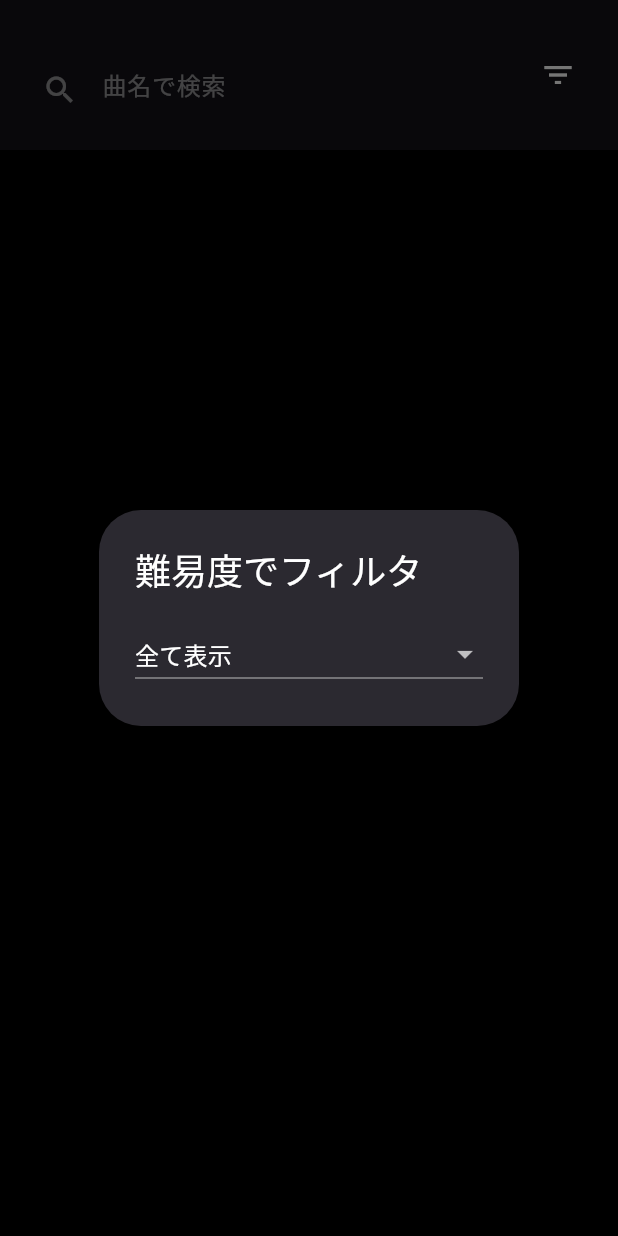
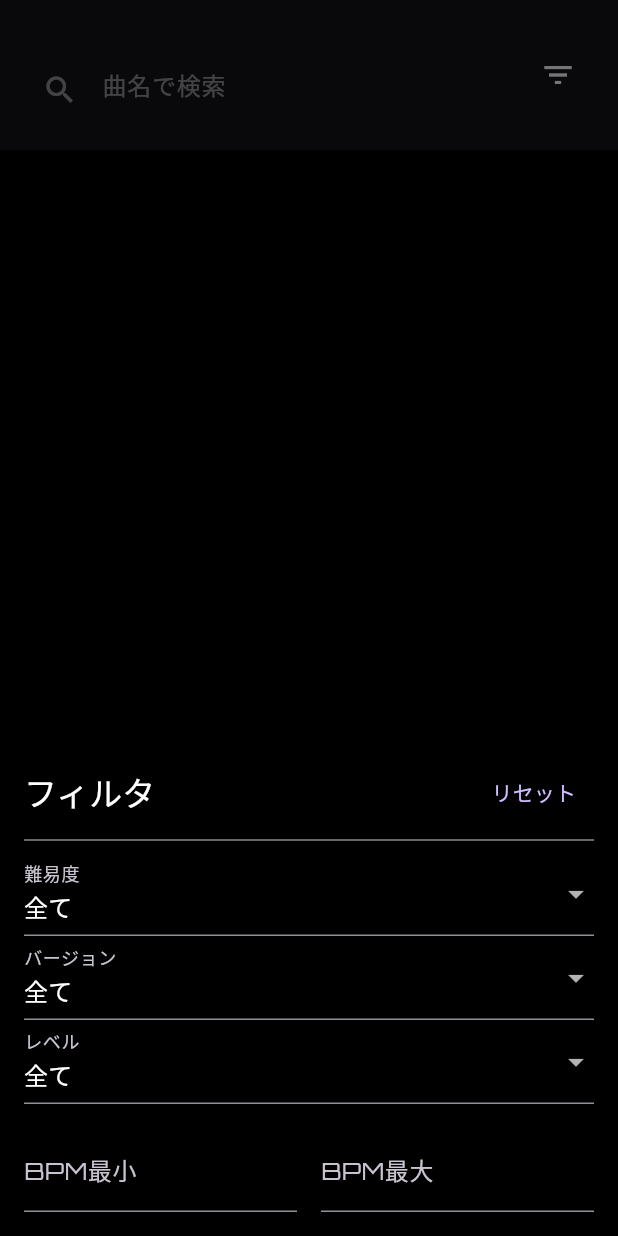
Before and after one commit to noiren/DP_Option-Checker, a Flutter app: the screen it shows after launch, after a tap on the "filter list" icon, on a phone screen of 412 x 824 dp. Run offline on Flutter 3.47's test engine with Material 3 defaults, Android fonts, the phone set to English and light mode, and no system bars; our stand-ins replace google_fonts.

Commit message:
フィルタ機能の実装

```diff
--- a/lib/models/option_entry.dart
+++ b/lib/models/option_entry.dart
@@ -1,4 +1,4 @@
-// lib/models/option_entry.dart
+// 完全版 option_entry.dart （toLabel 拡張 & null安全対応）
 
 /// 難易度の列挙型
 enum DifficultyType {
@@ -13,23 +13,52 @@ enum DifficultyType {
 enum LaneOptionType {
   off,
   ran,
-  rRan,   // R‑RAN
-  sRan,   // S‑RAN
+  rRan,
+  sRan,
   mir,
 }
 
 /// アシストプレイの列挙型
 enum AssistPlayType {
   off,
-  aScr,        // A‑SCR
-  legacy,      // LEGACY
-  aScrLegacy,  // A‑SCR/LEGACY
+  aScr,
+  legacy,
+  aScrLegacy,
 }
 
 /// FLIP の列挙型
 enum FlipType {
   off,
   flip,
+}
+
+extension LaneOptionTypeExtension on LaneOptionType {
+  String toLabel() {
+    switch (this) {
+      case LaneOptionType.off: return 'OFF';
+      case LaneOptionType.ran: return 'RAN';
+      case LaneOptionType.rRan: return 'R‑RAN';
+      case LaneOptionType.sRan: return 'S‑RAN';
+      case LaneOptionType.mir: return 'MIR';
+    }
+  }
+}
+
+extension AssistPlayTypeExtension on AssistPlayType {
+  String toLabel() {
+    switch (this) {
+      case AssistPlayType.off: return 'OFF';
+      case AssistPlayType.aScr: return 'A‑SCR';
+      case AssistPlayType.legacy: return 'LEGACY';
+      case AssistPlayType.aScrLegacy: return 'A‑SCR/LEGACY';
+    }
+  }
+}
+
+extension FlipTypeExtension on FlipType {
+  String toLabel() {
+    return this == FlipType.flip ? 'FLIP' : 'OFF';
+  }
 }
 
 /// 単一オプション構造
@@ -46,123 +75,58 @@ class Option {
     required this.flipOption,
   });
 
-  /// enum → 表示用文字列変換
   String toLabel() {
-    String lane(LaneOptionType v) {
-      switch (v) {
-        case LaneOptionType.off:
-          return 'OFF';
-        case LaneOptionType.ran:
-          return 'RAN';
-        case LaneOptionType.rRan:
-          return 'R‑RAN';
-        case LaneOptionType.sRan:
-          return 'S‑RAN';
-        case LaneOptionType.mir:
-          return 'MIR';
-      }
-    }
-    String assist(AssistPlayType v) {
-      switch (v) {
-        case AssistPlayType.off:
-          return 'OFF';
-        case AssistPlayType.aScr:
-          return 'A‑SCR';
-        case AssistPlayType.legacy:
-          return 'LEGACY';
-        case AssistPlayType.aScrLegacy:
-          return 'A‑SCR/LEGACY';
-      }
-    }
-    final laneLabel = '${lane(leftLaneOption)} / ${lane(rightLaneOption)}';
-    final assistLabel = assist(assistPlayOption);
-    final flipLabel = flipOption == FlipType.flip ? 'FLIP' : 'OFF';
+    final laneLabel = '${leftLaneOption.toLabel()} / ${rightLaneOption.toLabel()}';
+    final assistLabel = assistPlayOption.toLabel();
+    final flipLabel = flipOption.toLabel();
     return [laneLabel, assistLabel, flipLabel].where((s) => s.isNotEmpty).join(' / ');
   }
 }
 
-/// 曲＋３つのオプションをまとめた構造
 class OptionList {
   final String songTitle;
   final DifficultyType difficulty;
+  final String? version;
+  final int? level;
+  final int? bpm;
   List<Option> options;
 
   OptionList({
     required this.songTitle,
     required this.difficulty,
+    this.version,
+    this.level,
+    this.bpm,
     required this.options,
   });
 
-  /// 一行表示用
   String get displayText {
-    // 難易度
-    String diffLabel = _diffToString(difficulty);
-
-    // 先頭のオプションだけサブタイトルで見せたいときは
-    // options.first.toLabel()
-
-    // 一括表示用（全オプションを “ | ” で繋ぐ or キャッチ文言）
-    // （全裸判定などはこの中でも可能です）
+    final diffLabel = _diffToString(difficulty);
     final labels = options.map((o) => o.toLabel()).toList();
     final body = labels.join(' | ');
-
     return '$songTitle | ($diffLabel) | $body';
   }
 
   String _diffToString(DifficultyType d) {
     switch (d) {
-      case DifficultyType.beginner:
-        return 'BEGINNER';
-      case DifficultyType.normal:
-        return 'NORMAL';
-      case DifficultyType.hyper:
-        return 'HYPER';
-      case DifficultyType.another:
-        return 'ANOTHER';
-      case DifficultyType.leggendaria:
-        return 'LEGGENDARIA';
+      case DifficultyType.beginner: return 'BEGINNER';
+      case DifficultyType.normal: return 'NORMAL';
+      case DifficultyType.hyper: return 'HYPER';
+      case DifficultyType.another: return 'ANOTHER';
+      case DifficultyType.leggendaria: return 'LEGGENDARIA';
     }
   }
-}
 
-extension LaneOptionTypeExtension on LaneOptionType {
-  String toLabel() {
-    switch (this) {
-      case LaneOptionType.off:  return 'OFF';
-      case LaneOptionType.ran:  return 'RAN';
-      case LaneOptionType.rRan: return 'R‑RAN';
-      case LaneOptionType.sRan: return 'S‑RAN';
-      case LaneOptionType.mir:  return 'MIR';
-    }
-  }
-}
-
-extension AssistPlayTypeExtension on AssistPlayType {
-  String toLabel() {
-    switch (this) {
-      case AssistPlayType.off:        return 'OFF';
-      case AssistPlayType.aScr:       return 'A‑SCR';
-      case AssistPlayType.legacy:     return 'LEGACY';
-      case AssistPlayType.aScrLegacy: return 'A‑SCR/LEGACY';
-    }
-  }
-}
-
-extension FlipTypeExtension on FlipType {
-  String toLabel() {
-    return this == FlipType.flip ? 'FLIP' : 'OFF';
-  }
-}
-
-extension OptionListFactory on OptionList {
-  static OptionList fromJson(Map<String, dynamic> json) {
-    final difficulty = DifficultyType.values.firstWhere(
-          (e) => e.name.toLowerCase() == json['Difficulty'].toString().toLowerCase(),
-      orElse: () => DifficultyType.normal,
-    );
+  factory OptionList.fromJson(Map<String, dynamic> json) {
     return OptionList(
       songTitle: json['SongTitle'] as String,
-      difficulty: difficulty,
+      difficulty: DifficultyType.values.firstWhere(
+            (e) => e.name.toLowerCase() == json['Difficulty'].toString().toLowerCase(),
+        orElse: () => DifficultyType.normal,
+      ),
+      version: json['Version'] as String?,
+      level: json['Level'] is int ? json['Level'] as int : int.tryParse(json['Level']?.toString() ?? ''),
+      bpm: json['BPM'] is int ? json['BPM'] as int : int.tryParse(json['BPM']?.toString() ?? ''),
       options: [
         Option(
           leftLaneOption: LaneOptionType.off,
@@ -174,3 +138,7 @@ extension OptionListFactory on OptionList {
     );
   }
 }
+
+extension OptionListFactory on OptionList {
+  static OptionList fromJson(Map<String, dynamic> json) => OptionList.fromJson(json);
+}
--- a/lib/screens/home_screen.dart
+++ b/lib/screens/home_screen.dart
@@ -14,7 +14,13 @@ class HomeScreen extends StatefulWidget {
 class HomeScreenState extends State<HomeScreen> {
   List<OptionList> allItems = [];
   String searchQuery = '';
+
+  // フィルタ状態
   DifficultyType? selectedDifficulty;
+  String? selectedVersion;
+  int? selectedLevel;
+  double bpmMin = 0;
+  double bpmMax = 300;
 
   @override
   void initState() {
@@ -25,9 +31,18 @@ class HomeScreenState extends State<HomeScreen> {
   Future<void> _loadJsonFromAssets() async {
     final jsonStr = await rootBundle.loadString('assets/data/dp.json');
     final jsonList = jsonDecode(jsonStr) as List<dynamic>;
-
     setState(() {
       allItems = jsonList.map((e) => OptionListFactory.fromJson(e)).toList();
+    });
+  }
+
+  void _resetAllFilters() {
+    setState(() {
+      selectedDifficulty = null;
+      selectedVersion = null;
+      selectedLevel = null;
+      bpmMin = 0;
+      bpmMax = 300;
     });
   }
 
@@ -35,8 +50,12 @@ class HomeScreenState extends State<HomeScreen> {
   Widget build(BuildContext context) {
     final filtered = allItems.where((e) {
       final matchesSearch = e.songTitle.toLowerCase().contains(searchQuery.toLowerCase());
-      final matchesFilter = selectedDifficulty == null || e.difficulty == selectedDifficulty;
-      return matchesSearch && matchesFilter;
+      final matchesDifficulty = selectedDifficulty == null || e.difficulty == selectedDifficulty;
+      final matchesVersion = selectedVersion == null || e.version == selectedVersion;
+      final matchesLevel = selectedLevel == null || e.level == selectedLevel;
+      final bpmValue = e.bpm?.toDouble() ?? 0;
+      final matchesBpm = bpmValue >= bpmMin && bpmValue <= bpmMax;
+      return matchesSearch && matchesDifficulty && matchesVersion && matchesLevel && matchesBpm;
     }).toList();
 
     return Scaffold(
@@ -61,7 +80,7 @@ class HomeScreenState extends State<HomeScreen> {
             ),
             IconButton(
               icon: const Icon(Icons.filter_list, color: Colors.white),
-              onPressed: _showFilterDialog,
+              onPressed: _showFilterPanel,
             ),
           ],
         ),
@@ -72,18 +91,14 @@ class HomeScreenState extends State<HomeScreen> {
           final entry = filtered[index];
           final optionLabel = entry.options.isNotEmpty ? entry.options.first.toLabel() : 'OFF';
           return Card(
-            color: const Color(0xFF2A2A2A),
-            shape: RoundedRectangleBorder(borderRadius: BorderRadius.circular(8)),
+            elevation: 2,
             margin: const EdgeInsets.symmetric(horizontal: 16, vertical: 8),
+            shape: RoundedRectangleBorder(borderRadius: BorderRadius.circular(12)),
             child: ListTile(
-              contentPadding: const EdgeInsets.symmetric(horizontal: 16, vertical: 12),
-              leading: const Icon(Icons.music_note, color: Colors.cyanAccent, size: 32),
-              title: Text(entry.songTitle, style: const TextStyle(fontSize: 18)),
-              subtitle: Text(
-                '${entry.difficulty.name.toUpperCase()} | $optionLabel',
-                style: const TextStyle(fontSize: 14),
-              ),
-              trailing: const Icon(Icons.chevron_right, color: Colors.white70),
+              leading: const Icon(Icons.music_note, color: Colors.cyanAccent),
+              title: Text(entry.songTitle),
+              subtitle: Text('${entry.difficulty.name.toUpperCase()} | $optionLabel'),
+              trailing: const Icon(Icons.chevron_right),
               onTap: () async {
                 final updated = await showDialog<List<Option>>(
                   context: context,
@@ -92,8 +107,7 @@ class HomeScreenState extends State<HomeScreen> {
                 );
                 if (updated != null && updated.isNotEmpty) {
                   setState(() {
-                    final orig = allItems.firstWhere((e) => e.songTitle == entry.songTitle);
-                    orig.options = updated.take(3).toList();
+                    entry.options = updated.take(3).toList();
                   });
                 }
               },
@@ -104,29 +118,92 @@ class HomeScreenState extends State<HomeScreen> {
     );
   }
 
-  void _showFilterDialog() {
-    showDialog(
+  void _showFilterPanel() {
+    showModalBottomSheet(
       context: context,
-      builder: (context) {
-        return AlertDialog(
-          title: const Text('難易度でフィルタ'),
-          content: DropdownButton<DifficultyType?>(
-            isExpanded: true,
+      backgroundColor: Colors.black87,
+      shape: const RoundedRectangleBorder(
+        borderRadius: BorderRadius.vertical(top: Radius.circular(16)),
+      ),
+      builder: (_) {
+        final versions = allItems.map((e) => e.version).whereType<String>().toSet().toList();
+        final levels = allItems.map((e) => e.level).whereType<int>().toSet().toList()..sort();
+        return Padding(
+          padding: const EdgeInsets.all(16),
+          child: Column(
+            mainAxisSize: MainAxisSize.min,
+            children: [
+              Row(
+                mainAxisAlignment: MainAxisAlignment.spaceBetween,
+                children: [
+                  Text('フィルタ', style: Theme.of(context).textTheme.titleLarge),
+                  TextButton(onPressed: _resetAllFilters, child: const Text('リセット')),
+                ],
+              ),
+              const Divider(color: Colors.white54),
+              DropdownButtonFormField<DifficultyType?>(
+                decoration: const InputDecoration(labelText: '難易度'),
                 value: selectedDifficulty,
-            hint: const Text('全て表示'),
                 items: [
-              const DropdownMenuItem<DifficultyType?>(value: null, child: Text('全て表示')),
+                  const DropdownMenuItem<DifficultyType?>(value: null, child: Text('全て')),
                   ...DifficultyType.values.map((d) => DropdownMenuItem(
                     value: d,
                     child: Text(d.name.toUpperCase()),
-              ))
+                  )),
                 ],
+                onChanged: (v) => setState(() => selectedDifficulty = v),
+              ),
+              DropdownButtonFormField<String?>(
+                decoration: const InputDecoration(labelText: 'バージョン'),
+                value: selectedVersion,
+                items: [
+                  const DropdownMenuItem<String?>(value: null, child: Text('全て')),
+                  ...versions.map((v) => DropdownMenuItem(
+                    value: v,
+                    child: Text(v),
+                  )),
+                ],
+                onChanged: (v) => setState(() => selectedVersion = v),
+              ),
+              DropdownButtonFormField<int?>(
+                decoration: const InputDecoration(labelText: 'レベル'),
+                value: selectedLevel,
+                items: [
+                  const DropdownMenuItem<int?>(value: null, child: Text('全て')),
+                  ...levels.map((l) => DropdownMenuItem(
+                    value: l,
+                    child: Text(l.toString()),
+                  )),
+                ],
+                onChanged: (v) => setState(() => selectedLevel = v),
+              ),
+              const SizedBox(height: 16),
+              Row(
+                children: [
+                  Expanded(
+                    child: TextField(
+                      decoration: const InputDecoration(labelText: 'BPM最小'),
+                      keyboardType: TextInputType.number,
                       onChanged: (v) {
-              setState(() {
-                selectedDifficulty = v;
-              });
-              Navigator.pop(context);
+                        bpmMin = double.tryParse(v) ?? 0;
+                        setState(() {});
                       },
+                    ),
+                  ),
+                  const SizedBox(width: 16),
+                  Expanded(
+                    child: TextField(
+                      decoration: const InputDecoration(labelText: 'BPM最大'),
+                      keyboardType: TextInputType.number,
+                      onChanged: (v) {
+                        bpmMax = double.tryParse(v) ?? 300;
+                        setState(() {});
+                      },
+                    ),
+                  ),
+                ],
+              ),
+            ],
           ),
         );
       },
```
Lines whose indentation alone changed are shown as unchanged.
